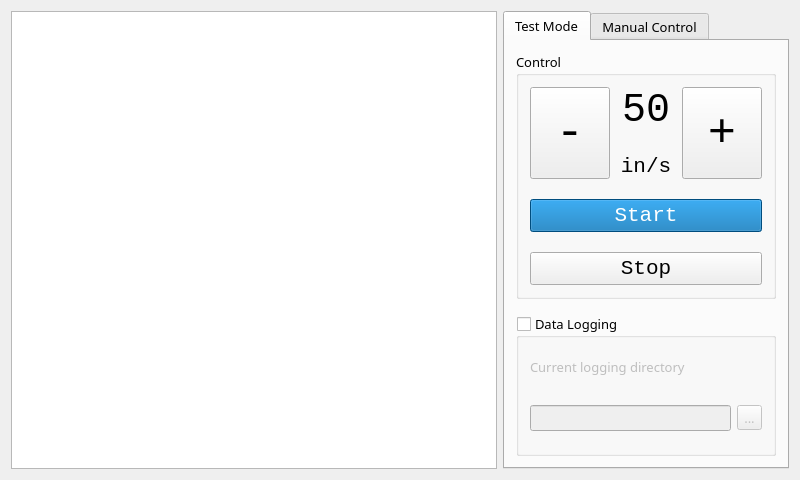
Old version of the form PullTestGui/Qt_Files/UIDesign/mainwindow.ui in the repository SJuola/TomPullTest.
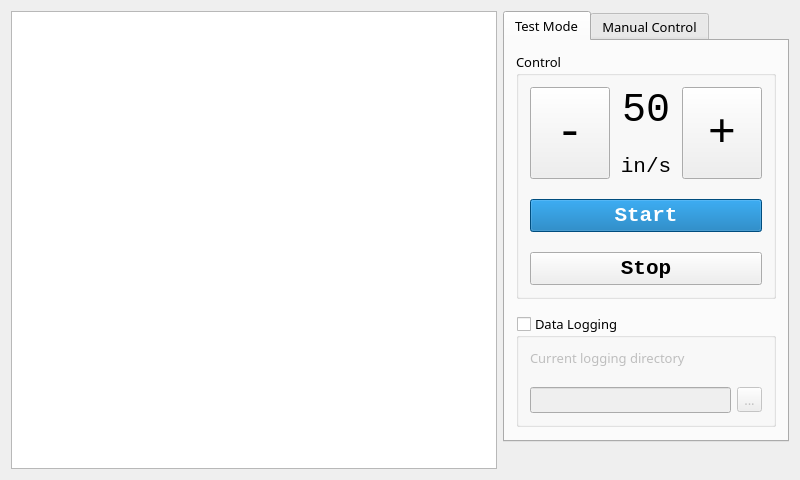
New version of the form. The open tabs and pages were chosen to show the change. Custom widgets are drawn as their Qt base class.

Patch:
```diff
--- a/PullTestGui/Qt_Files/UIDesign/mainwindow.ui
+++ b/PullTestGui/Qt_Files/UIDesign/mainwindow.ui
@@ -61,10 +61,10 @@
     <string notr="true"/>
    </property>
    <layout class="QGridLayout" name="gridLayout">
-    <item row="0" column="1">
+    <item row="0" column="1" alignment="Qt::AlignTop">
      <widget class="QTabWidget" name="tabWidget">
       <property name="sizePolicy">
-       <sizepolicy hsizetype="Maximum" vsizetype="Preferred">
+       <sizepolicy hsizetype="Preferred" vsizetype="Maximum">
         <horstretch>0</horstretch>
         <verstretch>0</verstretch>
        </sizepolicy>
@@ -73,6 +73,8 @@
        <font>
         <family>Sans Serif</family>
         <pointsize>10</pointsize>
+        <weight>50</weight>
+        <bold>false</bold>
        </font>
       </property>
       <property name="tabPosition">
@@ -86,7 +88,7 @@
       </property>
       <widget class="QWidget" name="Tab1">
        <property name="sizePolicy">
-        <sizepolicy hsizetype="Preferred" vsizetype="Preferred">
+        <sizepolicy hsizetype="Preferred" vsizetype="Maximum">
          <horstretch>0</horstretch>
          <verstretch>0</verstretch>
         </sizepolicy>
@@ -98,10 +100,10 @@
         <property name="spacing">
          <number>15</number>
         </property>
-        <item row="1" column="0">
+        <item row="1" column="0" alignment="Qt::AlignTop">
          <widget class="QGroupBox" name="dataloggingGroup">
           <property name="sizePolicy">
-           <sizepolicy hsizetype="Preferred" vsizetype="MinimumExpanding">
+           <sizepolicy hsizetype="Expanding" vsizetype="Maximum">
             <horstretch>0</horstretch>
             <verstretch>0</verstretch>
            </sizepolicy>
@@ -161,7 +163,7 @@
           </layout>
          </widget>
         </item>
-        <item row="0" column="0">
+        <item row="0" column="0" alignment="Qt::AlignTop">
          <widget class="QGroupBox" name="controlGroup">
           <property name="sizePolicy">
            <sizepolicy hsizetype="Maximum" vsizetype="Maximum">
@@ -191,6 +193,8 @@
               <font>
                <family>Monospace</family>
                <pointsize>16</pointsize>
+               <weight>75</weight>
+               <bold>true</bold>
               </font>
              </property>
              <property name="text">
@@ -204,6 +208,8 @@
               <font>
                <family>Monospace</family>
                <pointsize>16</pointsize>
+               <weight>75</weight>
+               <bold>true</bold>
               </font>
              </property>
              <property name="styleSheet">
```
Left out of the diff: 28 changed lines with no effect on the pictures.
